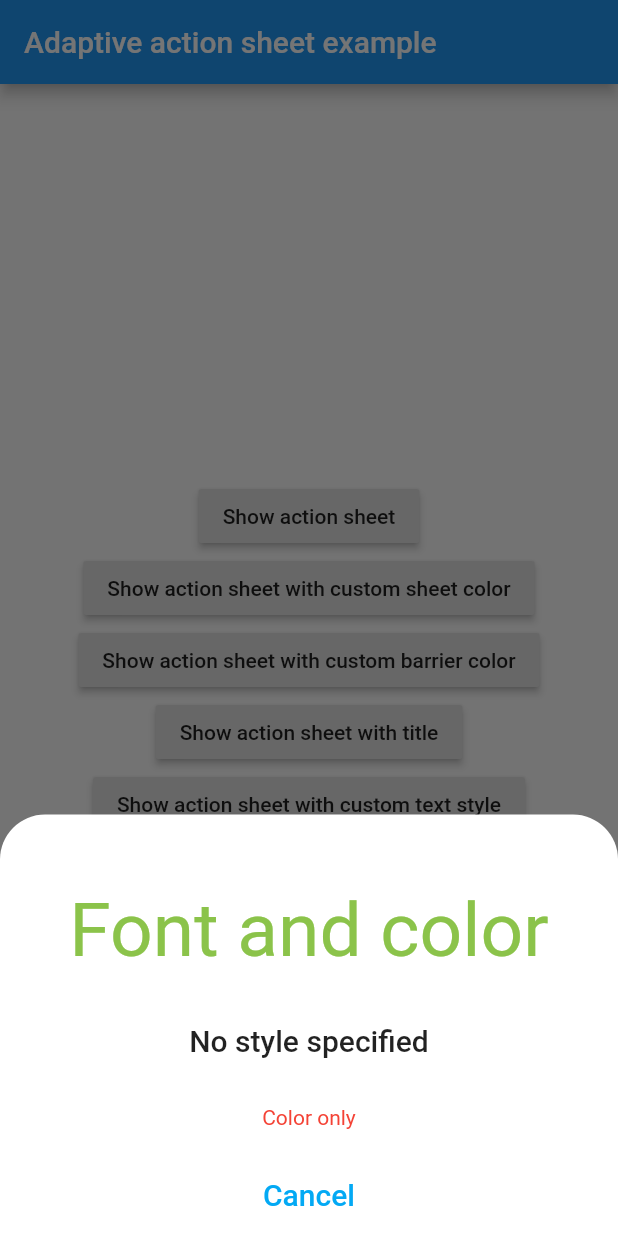
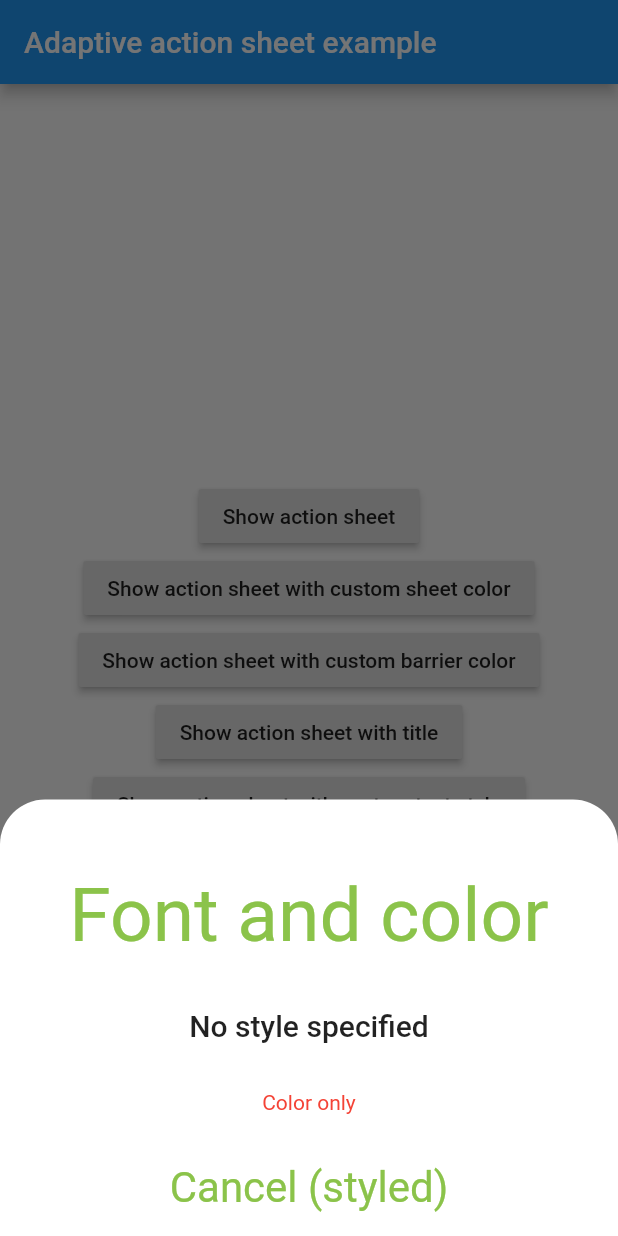
Before and after one commit to Daniel-Ioannou/flutter_adaptive_action_sheet, a Flutter app: the screen it shows after launch, after a tap on "Show action sheet with custom text style", on a phone screen of 412 x 824 dp. Run offline on Flutter 3.47's test engine with Material 2 defaults, Android fonts, the phone set to English and light mode, and no system bars.

Commit message:
Add style to cancel action.

```diff
--- a/example/lib/main.dart
+++ b/example/lib/main.dart
@@ -116,7 +116,12 @@ class _MyHomePageState extends State<MyHomePage> {
                       textStyle: const TextStyle(color: Colors.red),
                     ),
                   ],
-                  cancelAction: CancelAction(title: 'Cancel'),
+                  cancelAction: CancelAction(
+                      title: 'Cancel (styled)',
+                      textStyle: const TextStyle(
+                        color: Colors.lightGreen,
+                        fontSize: 28
+                      )),
                 );
               },
               child: const Text('Show action sheet with custom text style'),
--- a/lib/src/bottom_sheet_alert.dart
+++ b/lib/src/bottom_sheet_alert.dart
@@ -66,7 +66,7 @@ Future<T> _showCupertinoBottomSheet<T>(
                     cancelAction.onPressed ?? () => Navigator.of(coxt).pop(),
                 child: Text(
                   cancelAction.title,
-                  style: defaultTextStyle.copyWith(color: Colors.lightBlue),
+                  style: cancelAction.textStyle ?? defaultTextStyle.copyWith(color: Colors.lightBlue),
                 ),
               )
             : null,
@@ -133,7 +133,7 @@ Future<T> _showMaterialBottomSheet<T>(
                       padding: const EdgeInsets.all(16.0),
                       child: Text(
                         cancelAction.title,
-                        style: defaultTextStyle.copyWith(color: Colors.lightBlue),
+                        style: cancelAction.textStyle ?? defaultTextStyle.copyWith(color: Colors.lightBlue),
                       ),
                     ),
                   ),
--- a/lib/src/cancel_action.dart
+++ b/lib/src/cancel_action.dart
@@ -3,6 +3,11 @@ import 'package:flutter/material.dart';
 class CancelAction {
   final String title;
   final VoidCallback onPressed;
+  final TextStyle textStyle;
 
-  CancelAction({@required this.title, this.onPressed});
+  CancelAction({
+    @required this.title,
+    this.onPressed,
+    this.textStyle,
+  });
 }
```
